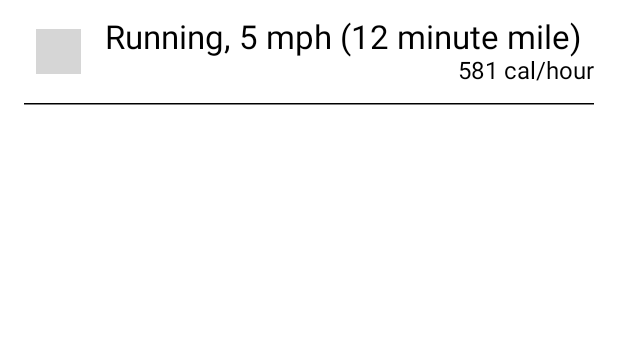
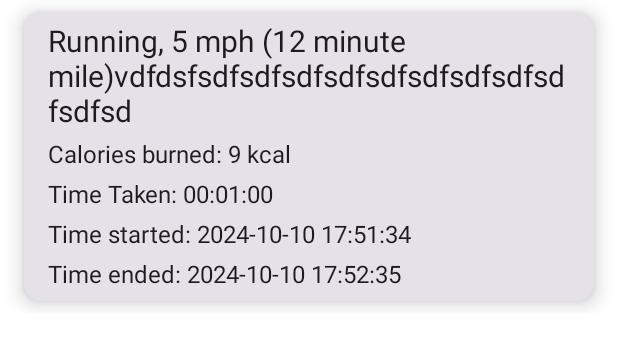
Before and after one commit to BeshoyAshraf10/FitnessProject, an Android app built with Jetpack Compose: the @Preview function ActivitySessionListPrev, on a phone screen of 412 x 824 dp. Shown: the top 348 px of the screen. Run offline under Robolectric (Android 15) with nearby library versions, the phone set to English and light mode, and no system bars; our stand-ins replace Room's generated code; Roboto replaces fonts that are not available here; grey boxes are pictures that could not be loaded.

Commit message:
Activity Sessions

```diff
--- a/app/src/main/java/com/example/fitnessproject/screen/Activities/ActivitySessions.kt
+++ b/app/src/main/java/com/example/fitnessproject/screen/Activities/ActivitySessions.kt
@@ -1,20 +1,32 @@
 package com.example.fitnessproject.screen.activities
 
 import androidx.compose.foundation.clickable
+import androidx.compose.foundation.layout.Arrangement
+import androidx.compose.foundation.layout.Box
 import androidx.compose.foundation.layout.Column
 import androidx.compose.foundation.layout.Row
+import androidx.compose.foundation.layout.fillMaxSize
 import androidx.compose.foundation.layout.fillMaxWidth
+import androidx.compose.foundation.layout.height
 import androidx.compose.foundation.layout.padding
 import androidx.compose.foundation.layout.size
+import androidx.compose.foundation.lazy.LazyColumn
+import androidx.compose.foundation.lazy.items
+import androidx.compose.foundation.shape.RoundedCornerShape
+import androidx.compose.material3.Button
 import androidx.compose.material3.Card
+import androidx.compose.material3.CardDefaults
 import androidx.compose.material3.HorizontalDivider
 import androidx.compose.material3.Icon
 import androidx.compose.material3.Text
 import androidx.compose.runtime.Composable
+import androidx.compose.runtime.collectAsState
+import androidx.compose.runtime.getValue
 import androidx.compose.ui.Alignment
 import androidx.compose.ui.Modifier
 import androidx.compose.ui.graphics.Color
 import androidx.compose.ui.res.painterResource
+import androidx.compose.ui.text.font.FontWeight
 import androidx.compose.ui.tooling.preview.Preview
 import androidx.compose.ui.unit.dp
 import androidx.compose.ui.unit.sp
@@ -23,18 +35,132 @@ import androidx.navigation.NavController
 import androidx.navigation.compose.rememberNavController
 import com.example.fitnessproject.R
 import com.example.fitnessproject.model.Activity
+import com.example.fitnessproject.navigation.Routes
+import com.example.fitnessproject.screen.Activities.formatTime
 import com.example.fitnessproject.viewModel.ActivityViewModel
+import java.text.SimpleDateFormat
 import java.util.Date
 
 @Composable
 fun ActivitySessionItem(
-//    activityViewModel: ActivityViewModel,
+    activity: Activity,
     navController: NavController,
     modifier: Modifier = Modifier
 ) {
-    val activity = Activity(
+    val formatter = SimpleDateFormat("yyyy-MM-dd HH:mm:ss")
+    Card(
+        shape = RoundedCornerShape(12.dp),
+        elevation = CardDefaults.elevatedCardElevation(8.dp),
+        modifier = modifier
+            .fillMaxWidth()
+            .padding(horizontal = 16.dp)
+            .padding(vertical = 8.dp)
+    ) {
+
+            Text(
+                text = activity.name,
+                fontSize = 20.sp,
+                modifier = Modifier
+                    .padding(top = 8.dp)
+                    .padding(horizontal = 16.dp)
+            )
+
+                Text(
+                    text = "Calories burned: ${activity.caloriesBurned} kcal",
+                    fontSize = 16.sp,
+                    modifier = modifier
+                        .padding(horizontal = 16.dp)
+                        .padding(top = 8.dp)
+
+                )
+                Text(
+                    text = "Time Taken: ${activity.durationTaken.formatTime()}",
+                    fontSize = 16.sp,
+                    modifier = modifier
+                        .padding(horizontal = 16.dp)
+                        .padding(top = 8.dp)
+                )
+
+
+            Text(
+                    text= "Time started: ${formatter.format(activity.timeStarted)}",
+                fontSize = 16.sp,
+                modifier = modifier
+                    .padding(horizontal = 16.dp)
+                    .padding(top = 8.dp)
+                )
+            Text(
+                    text= "Time ended: ${formatter.format(activity.timeEnded)}",
+                fontSize = 16.sp,
+                        modifier = modifier
+                            .padding(horizontal = 16.dp)
+                            .padding(top = 8.dp, bottom = 8.dp)
+                )
+
+//        HorizontalDivider(
+//            color = Color.Black,
+//            thickness = 1.dp,
+//            modifier = Modifier
+//                .fillMaxWidth()
+//
+//        )
+    }
+}
+
+@Composable
+fun ActivitySessionList(navController: NavController,modifier: Modifier = Modifier,viewModel: ActivityViewModel = viewModel()) {
+    val activities by viewModel.getActivities().collectAsState(initial = emptyList())
+    Column (
+        modifier = modifier.fillMaxSize(),
+        verticalArrangement = Arrangement.spacedBy(8.dp),
+        horizontalAlignment = Alignment.CenterHorizontally
+    ) {
+    Text(
+        text = "Activity Sessions",
+        fontSize = 24.sp,
+        fontWeight = FontWeight.Bold
+    )
+    Button(
+        onClick = {
+            navController.navigate(Routes.ACT_LIST)
+        }
+    ) {
+         Text(
+            text = "Add Activity",
+            fontSize = 16.sp
+        )
+    }
+    if(activities.isNotEmpty()){
+        LazyColumn {
+            item {
+            }
+            items(activities) { activity ->
+                ActivitySessionItem(
+                    activity = activity,
+                    navController = rememberNavController()
+                )
+            }
+        }
+    }else{
+            Text(
+                text = "No activities found",
+                modifier = Modifier.padding(16.dp)
+            )
+
+    }
+
+}
+}
+
+@Preview(showBackground = true, showSystemUi = true,
+    device = "id:pixel_8"
+)
+@Composable
+private fun ActivitySessionListPrev() {
+    ActivitySessionItem(
+        Activity(
         id = 0, // Since the ID is auto-generated
-        name = "Running, 5 mph (12 minute mile)",
+        name = "Running, 5 mph (12 minute mile)vdfdsfsdfsdfsdfsdfsdfsdfsdfsdfsdfsdfsd",
         icon = R.drawable.ic_main_sport, // Assuming this is a valid drawable resource ID
         caloriesPerHour = 581,
         duration = 60,
@@ -44,63 +170,6 @@ fun ActivitySessionItem(
         timeStarted = Date(1728582694110), // Time started
         timeEnded = Date(1728582755920)    // Time ended
     )
-    Column(
-        modifier = modifier
-            .padding(horizontal = 16.dp)
-    ) {
-        Row(
-            verticalAlignment = Alignment.CenterVertically,
-            modifier = modifier
-                .fillMaxWidth()
-                .padding(vertical = 12.dp)
-
-        ) {
-            Icon(
-                painter = painterResource(activity.icon),
-                contentDescription = activity.name,
-                modifier = modifier
-                    .padding(start = 8.dp)
-                    .size(30.dp)
-            )
-            Column (
-                modifier = modifier
-                    .fillMaxWidth()
-            ){
-                Text(
-                    text = activity.name,
-                    fontSize = 22.sp,
-                    modifier = modifier
-                        .padding(start = 16.dp)
-
-                )
-
-                    Text(
-                        text = "${activity.caloriesPerHour.toString()} cal/hour",
-                        fontSize = 16.sp,
-                        modifier = modifier
-                            .align(Alignment.End)
-
-                    )
-                }
-
-        }
-        HorizontalDivider(
-            color = Color.Black,
-            thickness = 1.dp,
-            modifier = Modifier
-                .fillMaxWidth()
-
-        )
-    }
+        ,rememberNavController())
+//    ActivitySessionList(rememberNavController())
 }
-
-@Composable
-fun ActivitySessionList(modifier: Modifier = Modifier) {
-
-}
-
-@Preview(showBackground = true, showSystemUi = true)
-@Composable
-private fun ActivitySessionListPrev() {
-    ActivitySessionItem(rememberNavController())
-}
```
Also changed, not shown: app/src/main/java/com/example/fitnessproject/navigation/AppRoutes.kt (+7 -1 lines), app/src/main/java/com/example/fitnessproject/screen/home/HomeScreen.kt (+9 -9 lines), app/src/main/java/com/example/fitnessproject/screen/profile/ProfileScreen.kt (+20 -14 lines).
